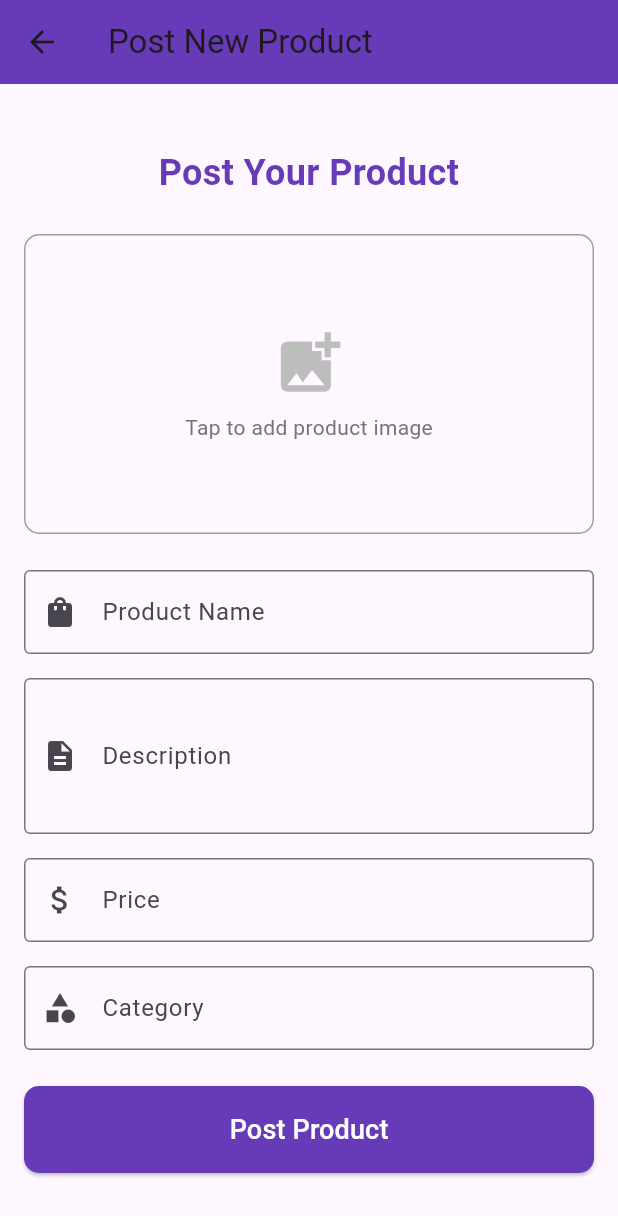
After one commit to EngKARANGWA/E-LinkApp, a Flutter app: the ProductPostForm screen opened directly, on a phone screen of 412 x 824 dp. The commit adds this screen. Shown: the top 1216 px of the screen. Run offline on Flutter 3.47's test engine with Material 3 defaults, Android fonts, the phone set to English and light mode, and no system bars; our stand-ins replace image_picker.

Commit message:
post product form

```diff
--- /dev/null
+++ b/my_app/lib/Pages/Product/product_post_form.dart
@@ -0,0 +1,224 @@
+import 'package:flutter/material.dart';
+import 'package:image_picker/image_picker.dart';
+import 'dart:io';
+
+class ProductPostForm extends StatefulWidget {
+  const ProductPostForm({super.key});
+
+  @override
+  State<ProductPostForm> createState() => _ProductPostFormState();
+}
+
+class _ProductPostFormState extends State<ProductPostForm> {
+  final _formKey = GlobalKey<FormState>();
+  final _productNameController = TextEditingController();
+  final _descriptionController = TextEditingController();
+  final _priceController = TextEditingController();
+  final _categoryController = TextEditingController();
+  File? _imageFile;
+  final ImagePicker _picker = ImagePicker();
+
+  @override
+  void dispose() {
+    _productNameController.dispose();
+    _descriptionController.dispose();
+    _priceController.dispose();
+    _categoryController.dispose();
+    super.dispose();
+  }
+
+  Future<void> _getImage() async {
+    final XFile? pickedFile = await _picker.pickImage(
+      source: ImageSource.gallery,
+    );
+    if (pickedFile != null) {
+      setState(() {
+        _imageFile = File(pickedFile.path);
+      });
+    }
+  }
+
+  void _submitForm() {
+    if (_formKey.currentState!.validate()) {
+      // TODO: Implement product submission logic
+      ScaffoldMessenger.of(context).showSnackBar(
+        const SnackBar(content: Text('Product posted successfully!')),
+      );
+    }
+  }
+
+  @override
+  Widget build(BuildContext context) {
+    final screenSize = MediaQuery.of(context).size;
+    final isSmallScreen = screenSize.width < 600;
+    final isLandscape = screenSize.width > screenSize.height;
+    final isTablet = screenSize.width >= 600 && screenSize.width < 1200;
+    final isDesktop = screenSize.width >= 1200;
+    final padding = isSmallScreen ? 16.0 : 24.0;
+    final maxWidth = isDesktop ? 600.0 : (isTablet ? 500.0 : double.infinity);
+
+    return Scaffold(
+      appBar: AppBar(
+        title: const Text('Post New Product'),
+        backgroundColor: Colors.deepPurple,
+      ),
+      body: Center(
+        child: SingleChildScrollView(
+          child: Container(
+            constraints: BoxConstraints(maxWidth: maxWidth),
+            padding: EdgeInsets.all(padding),
+            child: Form(
+              key: _formKey,
+              child: Column(
+                mainAxisSize: MainAxisSize.min,
+                crossAxisAlignment: CrossAxisAlignment.stretch,
+                children: [
+                  Text(
+                    "Post Your Product",
+                    textAlign: TextAlign.center,
+                    style: TextStyle(
+                      fontSize: isDesktop ? 32 : (isTablet ? 28 : 24),
+                      fontWeight: FontWeight.bold,
+                      color: Colors.deepPurple,
+                    ),
+                  ),
+                  SizedBox(height: isLandscape ? 16 : 24),
+
+                  // Product Image Upload
+                  GestureDetector(
+                    onTap: _getImage,
+                    child: Container(
+                      height: 200,
+                      decoration: BoxDecoration(
+                        border: Border.all(color: Colors.grey),
+                        borderRadius: BorderRadius.circular(10),
+                      ),
+                      child: _imageFile == null
+                          ? Column(
+                              mainAxisAlignment: MainAxisAlignment.center,
+                              children: [
+                                Icon(
+                                  Icons.add_photo_alternate,
+                                  size: 50,
+                                  color: Colors.grey[400],
+                                ),
+                                SizedBox(height: 8),
+                                Text(
+                                  'Tap to add product image',
+                                  style: TextStyle(color: Colors.grey[600]),
+                                ),
+                              ],
+                            )
+                          : ClipRRect(
+                              borderRadius: BorderRadius.circular(10),
+                              child: Image.file(
+                                _imageFile!,
+                                fit: BoxFit.cover,
+                              ),
+                            ),
+                    ),
+                  ),
+                  SizedBox(height: isLandscape ? 16 : 24),
+
+                  // Product Name
+                  TextFormField(
+                    controller: _productNameController,
+                    decoration: InputDecoration(
+                      labelText: "Product Name",
+                      border: const OutlineInputBorder(),
+                      prefixIcon: const Icon(Icons.shopping_bag),
+                    ),
+                    validator: (value) {
+                      if (value == null || value.isEmpty) {
+                        return "Please enter product name";
+                      }
+                      return null;
+                    },
+                  ),
+                  SizedBox(height: isLandscape ? 12 : 16),
+
+                  // Product Description
+                  TextFormField(
+                    controller: _descriptionController,
+                    decoration: InputDecoration(
+                      labelText: "Description",
+                      border: const OutlineInputBorder(),
+                      prefixIcon: const Icon(Icons.description),
+                    ),
+                    maxLines: 3,
+                    validator: (value) {
+                      if (value == null || value.isEmpty) {
+                        return "Please enter product description";
+                      }
+                      return null;
+                    },
+                  ),
+                  SizedBox(height: isLandscape ? 12 : 16),
+
+                  // Price
+                  TextFormField(
+                    controller: _priceController,
+                    decoration: InputDecoration(
+                      labelText: "Price",
+                      border: const OutlineInputBorder(),
+                      prefixIcon: const Icon(Icons.attach_money),
+                    ),
+                    keyboardType: TextInputType.number,
+                    validator: (value) {
+                      if (value == null || value.isEmpty) {
+                        return "Please enter product price";
+                      }
+                      if (double.tryParse(value) == null) {
+                        return "Please enter a valid price";
+                      }
+                      return null;
+                    },
+                  ),
+                  SizedBox(height: isLandscape ? 12 : 16),
+
+                  // Category
+                  TextFormField(
+                    controller: _categoryController,
+                    decoration: InputDecoration(
+                      labelText: "Category",
+                      border: const OutlineInputBorder(),
+                      prefixIcon: const Icon(Icons.category),
+                    ),
+                    validator: (value) {
+                      if (value == null || value.isEmpty) {
+                        return "Please enter product category";
+                      }
+                      return null;
+                    },
+                  ),
+                  SizedBox(height: isLandscape ? 16 : 24),
+
+                  // Submit Button
+                  ElevatedButton(
+                    style: ElevatedButton.styleFrom(
+                      backgroundColor: Colors.deepPurple,
+                      padding: EdgeInsets.symmetric(
+                        vertical: isLandscape ? 12 : 16,
+                      ),
+                      shape: RoundedRectangleBorder(
+                        borderRadius: BorderRadius.circular(10),
+                      ),
+                    ),
+                    onPressed: _submitForm,
+                    child: Text(
+                      "Post Product",
+                      style: TextStyle(
+                        fontSize: isLandscape ? 16 : 18,
+                        color: Colors.white,
+                      ),
+                    ),
+                  ),
+                ],
+              ),
+            ),
+          ),
+        ),
+      ),
+    );
+  }
+}
```
Also changed, not shown: my_app/lib/Dashboard/seller_dashboard.dart (+13 -4 lines), my_app/lib/Product/product_post_modal.dart (added, +216 -0 lines), my_app/pubspec.yaml (+4 -3 lines), my_app/pubspec.lock, 13 other files.
